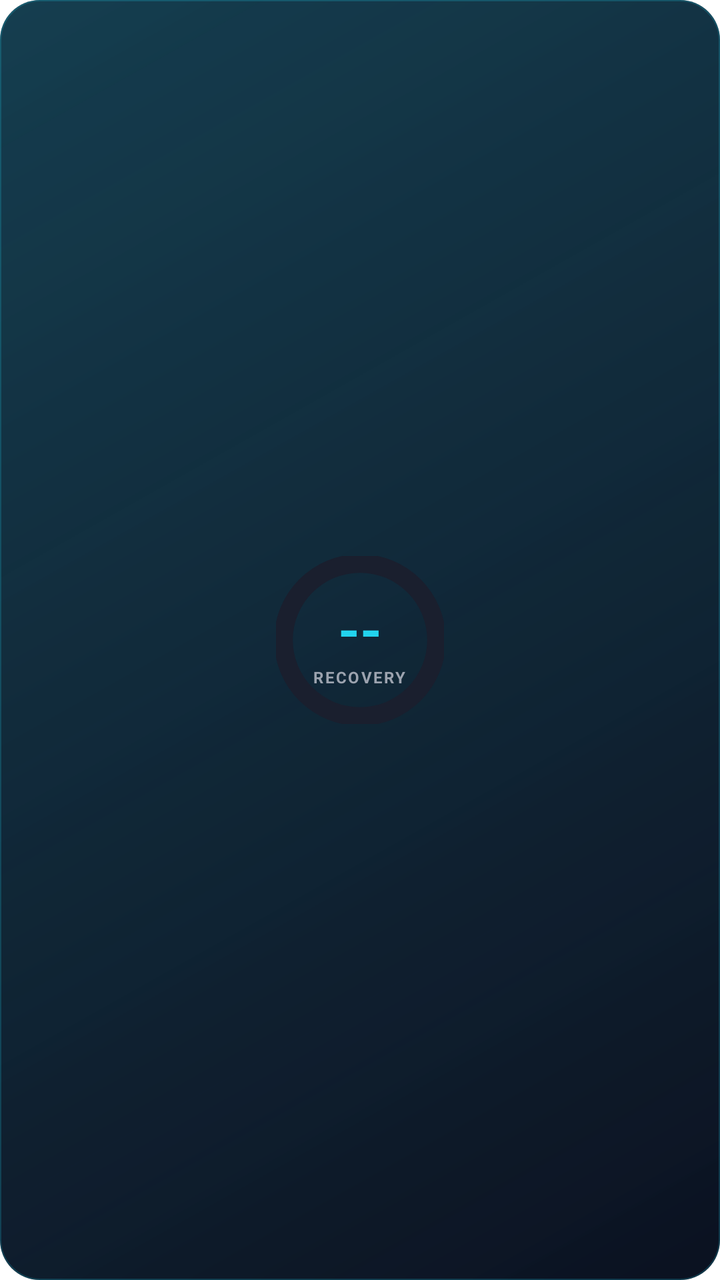
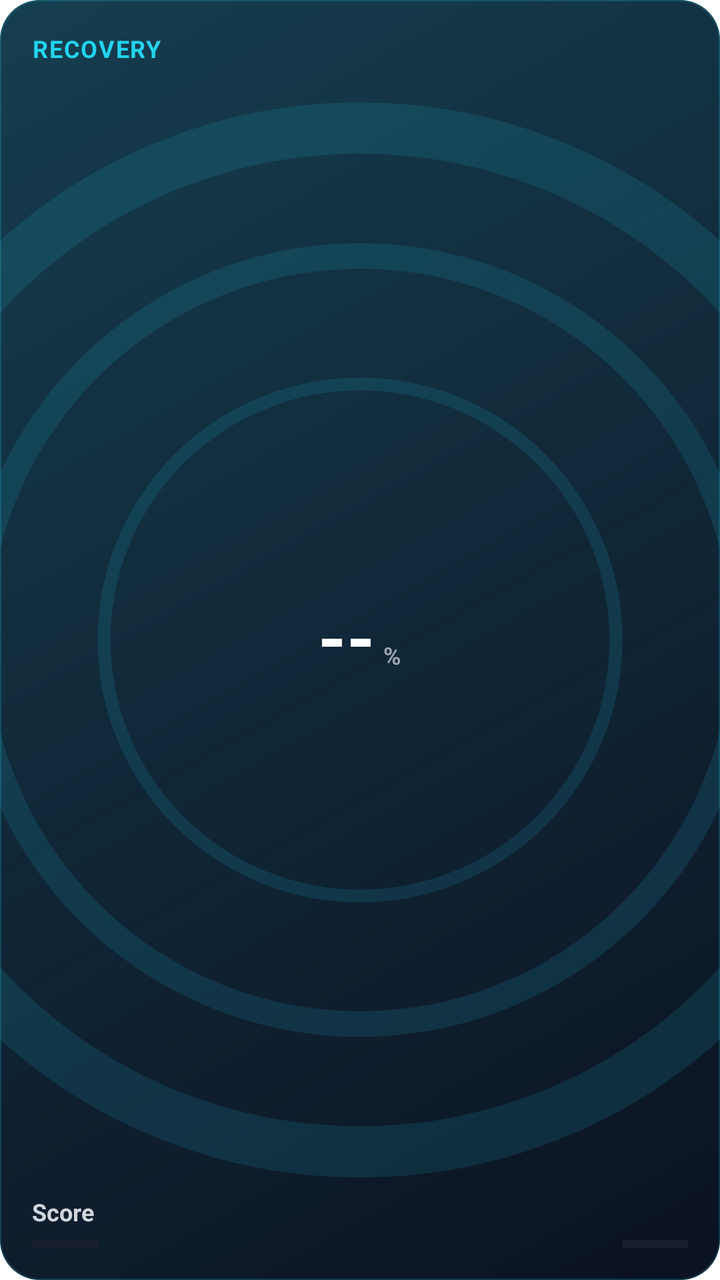

Compare the two renders of this Android layout. The source of the first and the diff that turns it into the second are given below.
<!-- AndroidManifest.xml: fallback theme Theme.MaterialComponents.DayNight.NoActionBar -->
<!-- res/layout/widget_recovery.xml -->
<?xml version="1.0" encoding="utf-8"?>
<FrameLayout xmlns:android="http://schemas.android.com/apk/res/android"
    android:id="@+id/widget_root"
    android:layout_width="match_parent"
    android:layout_height="match_parent"
    android:background="@drawable/widget_bg_recovery"
    android:padding="16dp">

    <FrameLayout
        android:layout_width="84dp"
        android:layout_height="84dp"
        android:layout_gravity="center">

        <ProgressBar
            android:id="@+id/recovery_progress"
            style="?android:attr/progressBarStyleHorizontal"
            android:layout_width="84dp"
            android:layout_height="84dp"
            android:indeterminate="false"
            android:max="100"
            android:progress="0"
            android:progressDrawable="@drawable/widget_circular_progress_green" />

        <LinearLayout
            android:layout_width="match_parent"
            android:layout_height="match_parent"
            android:gravity="center"
            android:orientation="vertical">

            <TextView
                android:id="@+id/widget_recovery_score"
                android:layout_width="wrap_content"
                android:layout_height="wrap_content"
                android:text="--"
                android:textColor="#22D3EE"
                android:textSize="28sp"
                android:textStyle="bold" />

            <TextView
                android:layout_width="wrap_content"
                android:layout_height="wrap_content"
                android:text="RECOVERY"
                android:textAllCaps="true"
                android:textColor="#9CA3AF"
                android:textSize="8sp"
                android:textStyle="bold"
                android:letterSpacing="0.1" />

        </LinearLayout>

    </FrameLayout>

</FrameLayout>
<!-- resources referenced by this layout -->
<resources>
  <!-- drawable widget_bg_recovery (drawable) -->
  <?xml version="1.0" encoding="utf-8"?>
  <layer-list xmlns:android="http://schemas.android.com/apk/res/android">
  
      
      <item>
          <shape android:shape="rectangle">
              <gradient
                  android:startColor="#0B1120"
                  android:endColor="#111827"
                  android:angle="135"
                  android:type="linear" />
              <corners android:radius="20dp" />
          </shape>
      </item>
  
      
      <item>
          <shape android:shape="rectangle">
              <gradient
                  android:startColor="#3322D3EE"
                  android:endColor="#00000000"
                  android:angle="315"
                  android:type="linear" />
              <corners android:radius="20dp" />
          </shape>
      </item>
  
      
      <item>
          <shape android:shape="rectangle">
              <stroke
                  android:width="0.5dp"
                  android:color="#3322D3EE" />
              <corners android:radius="20dp" />
              <solid android:color="@android:color/transparent" />
          </shape>
      </item>
  
  </layer-list>
  <!-- drawable widget_circular_progress_green (drawable) -->
  <?xml version="1.0" encoding="utf-8"?>
  <layer-list xmlns:android="http://schemas.android.com/apk/res/android">
  
      
      <item>
          <shape
              android:shape="ring"
              android:innerRadiusRatio="2.5"
              android:thicknessRatio="9"
              android:useLevel="false">
              <solid android:color="#1A1F2E" />
          </shape>
      </item>
  
      
      <item>
          <rotate
              android:fromDegrees="270"
              android:toDegrees="270"
              android:pivotX="50%"
              android:pivotY="50%">
              <shape
                  android:shape="ring"
                  android:innerRadiusRatio="2.5"
                  android:thicknessRatio="9"
                  android:useLevel="true">
                  <solid android:color="#22D3EE" />
              </shape>
          </rotate>
      </item>
  
  </layer-list>
</resources>

<!-- the commit's change to res/layout/widget_recovery.xml (unified diff, before → after) -->
@@ -3,51 +3,87 @@
     android:id="@+id/widget_root"
     android:layout_width="match_parent"
     android:layout_height="match_parent"
-    android:background="@drawable/widget_bg_recovery"
-    android:padding="16dp">
+    android:background="@drawable/widget_bg_recovery">
 
-    <FrameLayout
-        android:layout_width="84dp"
-        android:layout_height="84dp"
-        android:layout_gravity="center">
+    <ImageView
+        android:layout_width="match_parent"
+        android:layout_height="match_parent"
+        android:src="@drawable/vector_recovery_bg"
+        android:scaleType="centerCrop" />
 
-        <ProgressBar
-            android:id="@+id/recovery_progress"
-            style="?android:attr/progressBarStyleHorizontal"
-            android:layout_width="84dp"
-            android:layout_height="84dp"
-            android:indeterminate="false"
-            android:max="100"
-            android:progress="0"
-            android:progressDrawable="@drawable/widget_circular_progress_green" />
+    <RelativeLayout
+        android:layout_width="match_parent"
+        android:layout_height="match_parent"
+        android:padding="16dp">
+
+        <TextView
+            android:layout_width="wrap_content"
+            android:layout_height="wrap_content"
+            android:layout_alignParentTop="true"
+            android:layout_alignParentStart="true"
+            android:text="RECOVERY"
+            android:textColor="#22D3EE"
+            android:textSize="12sp"
+            android:textStyle="bold"
+            android:letterSpacing="0.05" />
+
+        <LinearLayout
+            android:layout_width="wrap_content"
+            android:layout_height="wrap_content"
+            android:layout_centerInParent="true"
+            android:orientation="vertical"
+            android:gravity="center">
+
+            <LinearLayout
+                android:layout_width="wrap_content"
+                android:layout_height="wrap_content"
+                android:orientation="horizontal"
+                android:gravity="bottom">
+                <TextView
+                    android:id="@+id/widget_recovery_score"
+                    android:layout_width="wrap_content"
+                    android:layout_height="wrap_content"
+                    android:text="--"
+                    android:textColor="#FFFFFF"
+                    android:textSize="36sp"
+                    android:textStyle="bold"
+                    android:includeFontPadding="false" />
+                <TextView
+                    android:layout_width="wrap_content"
+                    android:layout_height="wrap_content"
+                    android:layout_marginStart="4dp"
+                    android:text="%"
+                    android:textColor="#9CA3AF"
+                    android:textSize="12sp"
+                    android:textStyle="bold" />
+            </LinearLayout>
+        </LinearLayout>
 
         <LinearLayout
             android:layout_width="match_parent"
-            android:layout_height="match_parent"
-            android:gravity="center"
+            android:layout_height="wrap_content"
+            android:layout_alignParentBottom="true"
             android:orientation="vertical">
 
-            <TextView
-                android:id="@+id/widget_recovery_score"
-                android:layout_width="wrap_content"
-                android:layout_height="wrap_content"
-                android:text="--"
-                android:textColor="#22D3EE"
-                android:textSize="28sp"
-                android:textStyle="bold" />
-
+            
             <TextView
                 android:layout_width="wrap_content"
                 android:layout_height="wrap_content"
-                android:text="RECOVERY"
-                android:textAllCaps="true"
-                android:textColor="#9CA3AF"
-                android:textSize="8sp"
+                android:text="Score"
+                android:textColor="#D1D5DB"
+                android:textSize="12sp"
                 android:textStyle="bold"
-                android:letterSpacing="0.1" />
+                android:layout_marginBottom="6dp" />
 
+            <ProgressBar
+                android:id="@+id/recovery_progress"
+                style="?android:attr/progressBarStyleHorizontal"
+                android:layout_width="match_parent"
+                android:layout_height="4dp"
+                android:indeterminate="false"
+                android:max="100"
+                android:progress="0"
+                android:progressDrawable="@drawable/widget_circular_progress_green" />
         </LinearLayout>
-
-    </FrameLayout>
-
+    </RelativeLayout>
 </FrameLayout>
<!-- resource entries referenced after the edit -->
@@ -1,5 +1,26 @@
 <!-- resources referenced by this layout -->
 <resources>
+  <!-- drawable vector_recovery_bg (drawable) -->
+  <vector xmlns:android="http://schemas.android.com/apk/res/android"
+      android:width="200dp"
+      android:height="200dp"
+      android:viewportWidth="200"
+      android:viewportHeight="200"
+      android:alpha="0.12">
+      
+      <path
+          android:strokeColor="#22D3EE"
+          android:strokeWidth="2"
+          android:pathData="M 100,100 m -40,0 a 40,40 0 1,0 80,0 a 40,40 0 1,0 -80,0" />
+      <path
+          android:strokeColor="#22D3EE"
+          android:strokeWidth="4"
+          android:pathData="M 100,100 m -60,0 a 60,60 0 1,0 120,0 a 60,60 0 1,0 -120,0" />
+      <path
+          android:strokeColor="#22D3EE"
+          android:strokeWidth="8"
+          android:pathData="M 100,100 m -80,0 a 80,80 0 1,0 160,0 a 80,80 0 1,0 -160,0" />
+  </vector>
   <!-- drawable widget_bg_recovery (drawable) -->
   <?xml version="1.0" encoding="utf-8"?>
   <layer-list xmlns:android="http://schemas.android.com/apk/res/android">
